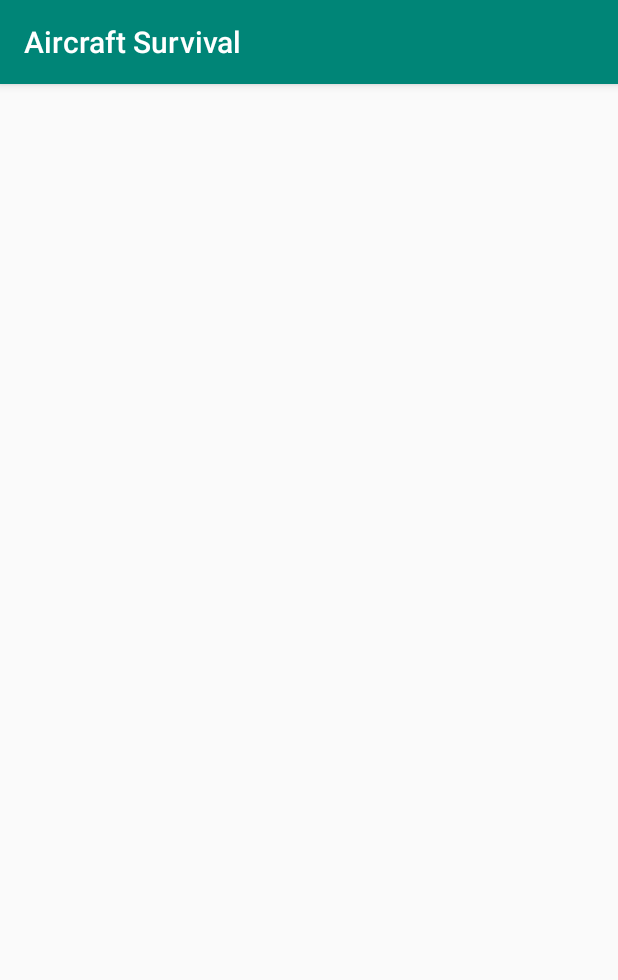
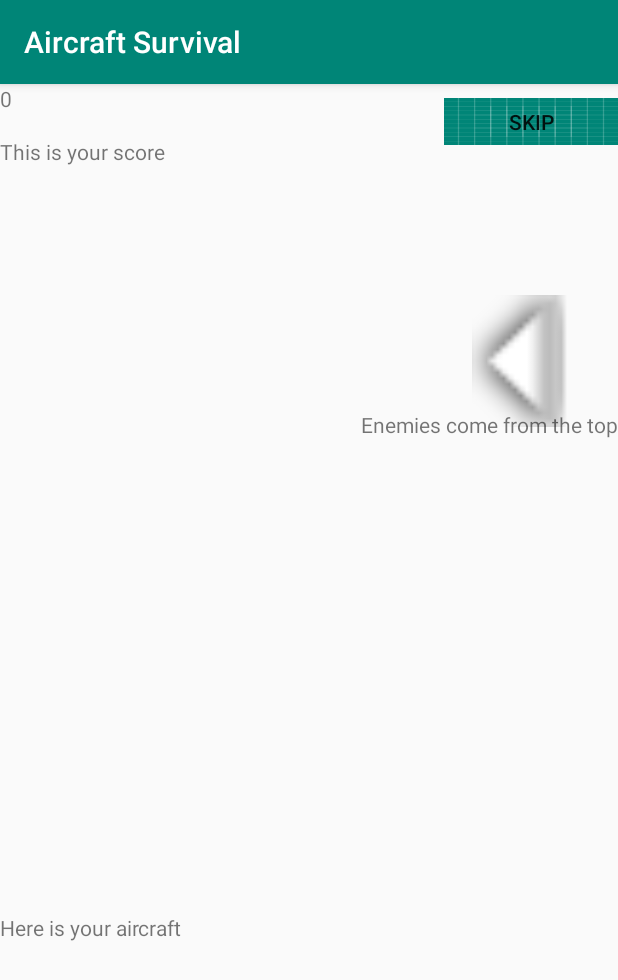
Before and after one commit to Logan11999/AndroidGroup4Project, an Android app: the screen it shows after launch (GameActivity before the commit, activity_instruction after it), after a tap on "NEW GAME", on a phone screen of 412 x 824 dp. Shown: the top 980 px of the screen. Run offline under Robolectric (Android 15) with nearby library versions, the phone set to English and light mode, and no system bars; Roboto replaces fonts that are not available here.

Commit message:
add instruction

```diff
--- a/app/src/main/AndroidManifest.xml
+++ b/app/src/main/AndroidManifest.xml
@@ -9,7 +9,8 @@
         android:roundIcon="@mipmap/ic_launcher_round"
         android:supportsRtl="true"
         android:theme="@style/AppTheme">
-        <activity android:name=".SettingsActivity"></activity>
+        <activity android:name=".activity_instruction"></activity>
+        <activity android:name=".SettingsActivity" />
         <activity android:name=".LeaderboardsActivity" />
         <activity android:name=".GameActivity" />
         <activity android:name=".MainActivity">
--- a/app/src/main/java/com/example/aircraftsurvival/MainActivity.java
+++ b/app/src/main/java/com/example/aircraftsurvival/MainActivity.java
@@ -42,7 +42,7 @@ public class MainActivity extends AppCompatActivity {
 
     //connects new game button to game activity
     public void newClick(View v){
-        Intent intent = new Intent(MainActivity.this, GameActivity.class);
+        Intent intent = new Intent(MainActivity.this, activity_instruction.class);
         startActivity(intent);
     }
 
--- /dev/null
+++ b/app/src/main/java/com/example/aircraftsurvival/activity_instruction.java
@@ -0,0 +1,27 @@
+package com.example.aircraftsurvival;
+
+import androidx.appcompat.app.AppCompatActivity;
+
+import android.content.Intent;
+import android.os.Bundle;
+import android.view.View;
+
+public class activity_instruction extends AppCompatActivity {
+
+    @Override
+    protected void onCreate(Bundle savedInstanceState) {
+        super.onCreate(savedInstanceState);
+        setContentView(R.layout.activity_instroction);
+
+
+
+    }
+
+    public void clickskip(View v){
+        Intent in = new Intent(this,GameActivity.class);
+        startActivity(in);
+
+
+    }
+
+}
--- /dev/null
+++ b/app/src/main/res/layout/activity_instroction.xml
@@ -0,0 +1,69 @@
+<?xml version="1.0" encoding="utf-8"?>
+<androidx.constraintlayout.widget.ConstraintLayout xmlns:android="http://schemas.android.com/apk/res/android"
+    xmlns:app="http://schemas.android.com/apk/res-auto"
+    xmlns:tools="http://schemas.android.com/tools"
+    android:layout_width="match_parent"
+    android:layout_height="match_parent"
+    tools:context=".activity_instruction">
+
+    <Button
+        android:id="@+id/btn_skip"
+        android:layout_width="116dp"
+        android:layout_height="31dp"
+        android:layout_marginTop="9dp"
+        android:background="@drawable/ic_launcher_background"
+        android:onClick="clickskip"
+        android:text="Skip"
+        app:layout_constraintEnd_toEndOf="parent"
+        app:layout_constraintTop_toTopOf="parent" />
+
+    <TextView
+        android:id="@+id/textView"
+        android:layout_width="wrap_content"
+        android:layout_height="wrap_content"
+        android:layout_marginBottom="196dp"
+        android:text="Here is your aircraft"
+        app:layout_constraintBottom_toBottomOf="parent"
+        app:layout_constraintEnd_toEndOf="parent"
+        app:layout_constraintHorizontal_bias="0.0"
+        app:layout_constraintStart_toStartOf="parent" />
+
+    <TextView
+        android:id="@+id/textView2"
+        android:layout_width="wrap_content"
+        android:layout_height="wrap_content"
+        android:text="0"
+        tools:layout_editor_absoluteX="16dp"
+        tools:layout_editor_absoluteY="16dp" />
+
+    <TextView
+        android:id="@+id/textView3"
+        android:layout_width="wrap_content"
+        android:layout_height="wrap_content"
+        android:layout_marginTop="16dp"
+        android:text="This is your score"
+        app:layout_constraintStart_toStartOf="parent"
+        app:layout_constraintTop_toBottomOf="@+id/textView2" />
+
+    <ImageView
+        android:id="@+id/imageView"
+        android:layout_width="129dp"
+        android:layout_height="65dp"
+        android:layout_marginTop="152dp"
+        android:rotation="90"
+        app:layout_constraintEnd_toEndOf="parent"
+        app:layout_constraintHorizontal_bias="1.0"
+        app:layout_constraintStart_toEndOf="@+id/textView3"
+        app:layout_constraintTop_toTopOf="parent"
+        app:srcCompat="@android:drawable/arrow_down_float" />
+
+    <TextView
+        android:id="@+id/textView4"
+        android:layout_width="wrap_content"
+        android:layout_height="wrap_content"
+        android:text="Enemies come from the top"
+        app:layout_constraintEnd_toEndOf="parent"
+        app:layout_constraintHorizontal_bias="1.0"
+        app:layout_constraintStart_toStartOf="parent"
+        app:layout_constraintTop_toBottomOf="@+id/imageView" />
+</androidx.constraintlayout.widget.ConstraintLayout>
```
